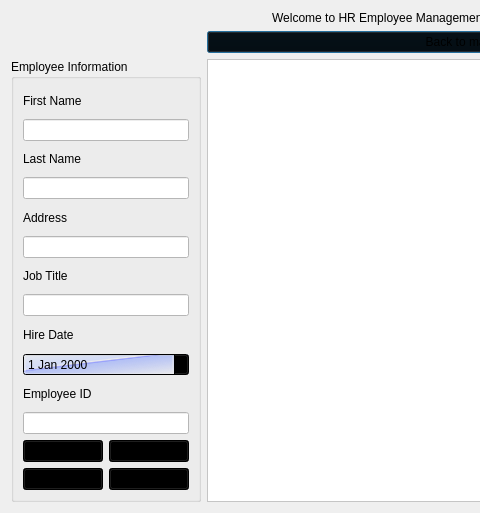
First picture: the form in Login/hrmain.ui, repository erynjohn/Employee-Database, before the edit; both pictures show x 0 to 480 and y 0 to 513 of the 758 by 513 pixel window.
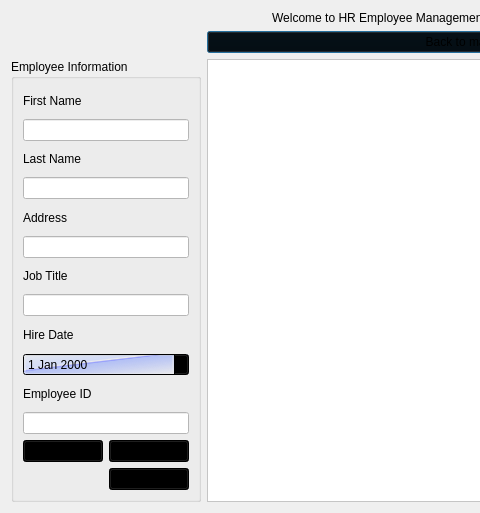
Second picture: the form after the edit.

```diff
--- a/Login/hrmain.ui
+++ b/Login/hrmain.ui
@@ -2465,482 +2465,6 @@
           </property>
          </widget>
         </item>
-        <item row="1" column="0">
-         <widget class="QPushButton" name="pushButton_loadTable">
-          <property name="palette">
-           <palette>
-            <active>
-             <colorrole role="Button">
-              <brush brushstyle="LinearGradientPattern">
-               <gradient startx="0.000000000000000" starty="0.000000000000000" endx="1.000000000000000" endy="1.000000000000000" type="LinearGradient" spread="PadSpread" coordinatemode="ObjectBoundingMode">
-                <gradientstop position="0.000000000000000">
-                 <color alpha="18">
-                  <red>188</red>
-                  <green>213</green>
-                  <blue>255</blue>
-                 </color>
-                </gradientstop>
-                <gradientstop position="0.350000000000000">
-                 <color alpha="80">
-                  <red>188</red>
-                  <green>204</green>
-                  <blue>255</blue>
-                 </color>
-                </gradientstop>
-                <gradientstop position="0.386364000000000">
-                 <color alpha="0">
-                  <red>162</red>
-                  <green>184</green>
-                  <blue>255</blue>
-                 </color>
-                </gradientstop>
-                <gradientstop position="0.425000000000000">
-                 <color alpha="156">
-                  <red>132</red>
-                  <green>141</green>
-                  <blue>255</blue>
-                 </color>
-                </gradientstop>
-                <gradientstop position="0.440000000000000">
-                 <color alpha="80">
-                  <red>128</red>
-                  <green>153</green>
-                  <blue>252</blue>
-                 </color>
-                </gradientstop>
-                <gradientstop position="1.000000000000000">
-                 <color alpha="0">
-                  <red>255</red>
-                  <green>255</green>
-                  <blue>255</blue>
-                 </color>
-                </gradientstop>
-               </gradient>
-              </brush>
-             </colorrole>
-             <colorrole role="ButtonText">
-              <brush brushstyle="SolidPattern">
-               <color alpha="255">
-                <red>0</red>
-                <green>0</green>
-                <blue>0</blue>
-               </color>
-              </brush>
-             </colorrole>
-             <colorrole role="Base">
-              <brush brushstyle="LinearGradientPattern">
-               <gradient startx="0.000000000000000" starty="0.000000000000000" endx="1.000000000000000" endy="1.000000000000000" type="LinearGradient" spread="PadSpread" coordinatemode="ObjectBoundingMode">
-                <gradientstop position="0.000000000000000">
-                 <color alpha="18">
-                  <red>188</red>
-                  <green>213</green>
-                  <blue>255</blue>
-                 </color>
-                </gradientstop>
-                <gradientstop position="0.350000000000000">
-                 <color alpha="80">
-                  <red>188</red>
-                  <green>204</green>
-                  <blue>255</blue>
-                 </color>
-                </gradientstop>
-                <gradientstop position="0.386364000000000">
-                 <color alpha="0">
-                  <red>162</red>
-                  <green>184</green>
-                  <blue>255</blue>
-                 </color>
-                </gradientstop>
-                <gradientstop position="0.425000000000000">
-                 <color alpha="156">
-                  <red>132</red>
-                  <green>141</green>
-                  <blue>255</blue>
-                 </color>
-                </gradientstop>
-                <gradientstop position="0.440000000000000">
-                 <color alpha="80">
-                  <red>128</red>
-                  <green>153</green>
-                  <blue>252</blue>
-                 </color>
-                </gradientstop>
-                <gradientstop position="1.000000000000000">
-                 <color alpha="0">
-                  <red>255</red>
-                  <green>255</green>
-                  <blue>255</blue>
-                 </color>
-                </gradientstop>
-               </gradient>
-              </brush>
-             </colorrole>
-             <colorrole role="Window">
-              <brush brushstyle="LinearGradientPattern">
-               <gradient startx="0.000000000000000" starty="0.000000000000000" endx="1.000000000000000" endy="1.000000000000000" type="LinearGradient" spread="PadSpread" coordinatemode="ObjectBoundingMode">
-                <gradientstop position="0.000000000000000">
-                 <color alpha="18">
-                  <red>188</red>
-                  <green>213</green>
-                  <blue>255</blue>
-                 </color>
-                </gradientstop>
-                <gradientstop position="0.350000000000000">
-                 <color alpha="80">
-                  <red>188</red>
-                  <green>204</green>
-                  <blue>255</blue>
-                 </color>
-                </gradientstop>
-                <gradientstop position="0.386364000000000">
-                 <color alpha="0">
-                  <red>162</red>
-                  <green>184</green>
-                  <blue>255</blue>
-                 </color>
-                </gradientstop>
-                <gradientstop position="0.425000000000000">
-                 <color alpha="156">
-                  <red>132</red>
-                  <green>141</green>
-                  <blue>255</blue>
-                 </color>
-                </gradientstop>
-                <gradientstop position="0.440000000000000">
-                 <color alpha="80">
-                  <red>128</red>
-                  <green>153</green>
-                  <blue>252</blue>
-                 </color>
-                </gradientstop>
-                <gradientstop position="1.000000000000000">
-                 <color alpha="0">
-                  <red>255</red>
-                  <green>255</green>
-                  <blue>255</blue>
-                 </color>
-                </gradientstop>
-               </gradient>
-              </brush>
-             </colorrole>
-            </active>
-            <inactive>
-             <colorrole role="Button">
-              <brush brushstyle="LinearGradientPattern">
-               <gradient startx="0.000000000000000" starty="0.000000000000000" endx="1.000000000000000" endy="1.000000000000000" type="LinearGradient" spread="PadSpread" coordinatemode="ObjectBoundingMode">
-                <gradientstop position="0.000000000000000">
-                 <color alpha="18">
-                  <red>188</red>
-                  <green>213</green>
-                  <blue>255</blue>
-                 </color>
-                </gradientstop>
-                <gradientstop position="0.350000000000000">
-                 <color alpha="80">
-                  <red>188</red>
-                  <green>204</green>
-                  <blue>255</blue>
-                 </color>
-                </gradientstop>
-                <gradientstop position="0.386364000000000">
-                 <color alpha="0">
-                  <red>162</red>
-                  <green>184</green>
-                  <blue>255</blue>
-                 </color>
-                </gradientstop>
-                <gradientstop position="0.425000000000000">
-                 <color alpha="156">
-                  <red>132</red>
-                  <green>141</green>
-                  <blue>255</blue>
-                 </color>
-                </gradientstop>
-                <gradientstop position="0.440000000000000">
-                 <color alpha="80">
-                  <red>128</red>
-                  <green>153</green>
-                  <blue>252</blue>
-                 </color>
-                </gradientstop>
-                <gradientstop position="1.000000000000000">
-                 <color alpha="0">
-                  <red>255</red>
-                  <green>255</green>
-                  <blue>255</blue>
-                 </color>
-                </gradientstop>
-               </gradient>
-              </brush>
-             </colorrole>
-             <colorrole role="ButtonText">
-              <brush brushstyle="SolidPattern">
-               <color alpha="255">
-                <red>0</red>
-                <green>0</green>
-                <blue>0</blue>
-               </color>
-              </brush>
-             </colorrole>
-             <colorrole role="Base">
-              <brush brushstyle="LinearGradientPattern">
-               <gradient startx="0.000000000000000" starty="0.000000000000000" endx="1.000000000000000" endy="1.000000000000000" type="LinearGradient" spread="PadSpread" coordinatemode="ObjectBoundingMode">
-                <gradientstop position="0.000000000000000">
-                 <color alpha="18">
-                  <red>188</red>
-                  <green>213</green>
-                  <blue>255</blue>
-                 </color>
-                </gradientstop>
-                <gradientstop position="0.350000000000000">
-                 <color alpha="80">
-                  <red>188</red>
-                  <green>204</green>
-                  <blue>255</blue>
-                 </color>
-                </gradientstop>
-                <gradientstop position="0.386364000000000">
-                 <color alpha="0">
-                  <red>162</red>
-                  <green>184</green>
-                  <blue>255</blue>
-                 </color>
-                </gradientstop>
-                <gradientstop position="0.425000000000000">
-                 <color alpha="156">
-                  <red>132</red>
-                  <green>141</green>
-                  <blue>255</blue>
-                 </color>
-                </gradientstop>
-                <gradientstop position="0.440000000000000">
-                 <color alpha="80">
-                  <red>128</red>
-                  <green>153</green>
-                  <blue>252</blue>
-                 </color>
-                </gradientstop>
-                <gradientstop position="1.000000000000000">
-                 <color alpha="0">
-                  <red>255</red>
-                  <green>255</green>
-                  <blue>255</blue>
-                 </color>
-                </gradientstop>
-               </gradient>
-              </brush>
-             </colorrole>
-             <colorrole role="Window">
-              <brush brushstyle="LinearGradientPattern">
-               <gradient startx="0.000000000000000" starty="0.000000000000000" endx="1.000000000000000" endy="1.000000000000000" type="LinearGradient" spread="PadSpread" coordinatemode="ObjectBoundingMode">
-                <gradientstop position="0.000000000000000">
-                 <color alpha="18">
-                  <red>188</red>
-                  <green>213</green>
-                  <blue>255</blue>
-                 </color>
-                </gradientstop>
-                <gradientstop position="0.350000000000000">
-                 <color alpha="80">
-                  <red>188</red>
-                  <green>204</green>
-                  <blue>255</blue>
-                 </color>
-                </gradientstop>
-                <gradientstop position="0.386364000000000">
-                 <color alpha="0">
-                  <red>162</red>
-                  <green>184</green>
-                  <blue>255</blue>
-                 </color>
-                </gradientstop>
-                <gradientstop position="0.425000000000000">
-                 <color alpha="156">
-                  <red>132</red>
-                  <green>141</green>
-                  <blue>255</blue>
-                 </color>
-                </gradientstop>
-                <gradientstop position="0.440000000000000">
-                 <color alpha="80">
-                  <red>128</red>
-                  <green>153</green>
-                  <blue>252</blue>
-                 </color>
-                </gradientstop>
-                <gradientstop position="1.000000000000000">
-                 <color alpha="0">
-                  <red>255</red>
-                  <green>255</green>
-                  <blue>255</blue>
-                 </color>
-                </gradientstop>
-               </gradient>
-              </brush>
-             </colorrole>
-            </inactive>
-            <disabled>
-             <colorrole role="Button">
-              <brush brushstyle="LinearGradientPattern">
-               <gradient startx="0.000000000000000" starty="0.000000000000000" endx="1.000000000000000" endy="1.000000000000000" type="LinearGradient" spread="PadSpread" coordinatemode="ObjectBoundingMode">
-                <gradientstop position="0.000000000000000">
-                 <color alpha="18">
-                  <red>188</red>
-                  <green>213</green>
-                  <blue>255</blue>
-                 </color>
-                </gradientstop>
-                <gradientstop position="0.350000000000000">
-                 <color alpha="80">
-                  <red>188</red>
-                  <green>204</green>
-                  <blue>255</blue>
-                 </color>
-                </gradientstop>
-                <gradientstop position="0.386364000000000">
-                 <color alpha="0">
-                  <red>162</red>
-                  <green>184</green>
-                  <blue>255</blue>
-                 </color>
-                </gradientstop>
-                <gradientstop position="0.425000000000000">
-                 <color alpha="156">
-                  <red>132</red>
-                  <green>141</green>
-                  <blue>255</blue>
-                 </color>
-                </gradientstop>
-                <gradientstop position="0.440000000000000">
-                 <color alpha="80">
-                  <red>128</red>
-                  <green>153</green>
-                  <blue>252</blue>
-                 </color>
-                </gradientstop>
-                <gradientstop position="1.000000000000000">
-                 <color alpha="0">
-                  <red>255</red>
-                  <green>255</green>
-                  <blue>255</blue>
-                 </color>
-                </gradientstop>
-               </gradient>
-              </brush>
-             </colorrole>
-             <colorrole role="ButtonText">
-              <brush brushstyle="SolidPattern">
-               <color alpha="255">
-                <red>120</red>
-                <green>120</green>
-                <blue>120</blue>
-               </color>
-              </brush>
-             </colorrole>
-             <colorrole role="Base">
-              <brush brushstyle="LinearGradientPattern">
-               <gradient startx="0.000000000000000" starty="0.000000000000000" endx="1.000000000000000" endy="1.000000000000000" type="LinearGradient" spread="PadSpread" coordinatemode="ObjectBoundingMode">
-                <gradientstop position="0.000000000000000">
-                 <color alpha="18">
-                  <red>188</red>
-                  <green>213</green>
-                  <blue>255</blue>
-                 </color>
-                </gradientstop>
-                <gradientstop position="0.350000000000000">
-                 <color alpha="80">
-                  <red>188</red>
-                  <green>204</green>
-                  <blue>255</blue>
-                 </color>
-                </gradientstop>
-                <gradientstop position="0.386364000000000">
-                 <color alpha="0">
-                  <red>162</red>
-                  <green>184</green>
-                  <blue>255</blue>
-                 </color>
-                </gradientstop>
-                <gradientstop position="0.425000000000000">
-                 <color alpha="156">
-                  <red>132</red>
-                  <green>141</green>
-                  <blue>255</blue>
-                 </color>
-                </gradientstop>
-                <gradientstop position="0.440000000000000">
-                 <color alpha="80">
-                  <red>128</red>
-                  <green>153</green>
-                  <blue>252</blue>
-                 </color>
-                </gradientstop>
-                <gradientstop position="1.000000000000000">
-                 <color alpha="0">
-                  <red>255</red>
-                  <green>255</green>
-                  <blue>255</blue>
-                 </color>
-                </gradientstop>
-               </gradient>
-              </brush>
-             </colorrole>
-             <colorrole role="Window">
-              <brush brushstyle="LinearGradientPattern">
-               <gradient startx="0.000000000000000" starty="0.000000000000000" endx="1.000000000000000" endy="1.000000000000000" type="LinearGradient" spread="PadSpread" coordinatemode="ObjectBoundingMode">
-                <gradientstop position="0.000000000000000">
-                 <color alpha="18">
-                  <red>188</red>
-                  <green>213</green>
-                  <blue>255</blue>
-                 </color>
-                </gradientstop>
-                <gradientstop position="0.350000000000000">
-                 <color alpha="80">
-                  <red>188</red>
-                  <green>204</green>
-                  <blue>255</blue>
-                 </color>
-                </gradientstop>
-                <gradientstop position="0.386364000000000">
-                 <color alpha="0">
-                  <red>162</red>
-                  <green>184</green>
-                  <blue>255</blue>
-                 </color>
-                </gradientstop>
-                <gradientstop position="0.425000000000000">
-                 <color alpha="156">
-                  <red>132</red>
-                  <green>141</green>
-                  <blue>255</blue>
-                 </color>
-                </gradientstop>
-                <gradientstop position="0.440000000000000">
-                 <color alpha="80">
-                  <red>128</red>
-                  <green>153</green>
-                  <blue>252</blue>
-                 </color>
-                </gradientstop>
-                <gradientstop position="1.000000000000000">
-                 <color alpha="0">
-                  <red>255</red>
-                  <green>255</green>
-                  <blue>255</blue>
-                 </color>
-                </gradientstop>
-               </gradient>
-              </brush>
-             </colorrole>
-            </disabled>
-           </palette>
-          </property>
-          <property name="text">
-           <string>Refresh</string>
-          </property>
-         </widget>
-        </item>
         <item row="0" column="1">
          <widget class="QPushButton" name="pushButton_delete">
           <property name="palette">
@@ -3420,7 +2944,7 @@
        </layout>
       </item>
       <item row="3" column="0">
-       <widget class="QLineEdit" name="lineEdit_FName">
+       <widget class="QLineEdit" name="lineEdit_LName">
         <property name="styleSheet">
          <string notr="true">background-color: rgb(255, 255, 255);</string>
         </property>
@@ -4964,7 +4488,7 @@
        </widget>
       </item>
       <item row="1" column="0">
-       <widget class="QLineEdit" name="lineEdit_LName">
+       <widget class="QLineEdit" name="lineEdit_FName_2">
         <property name="styleSheet">
          <string notr="true">background-color: rgb(255, 255, 255);</string>
         </property>
```
Left out of the diff: 4 changed lines with no effect on the pictures.
